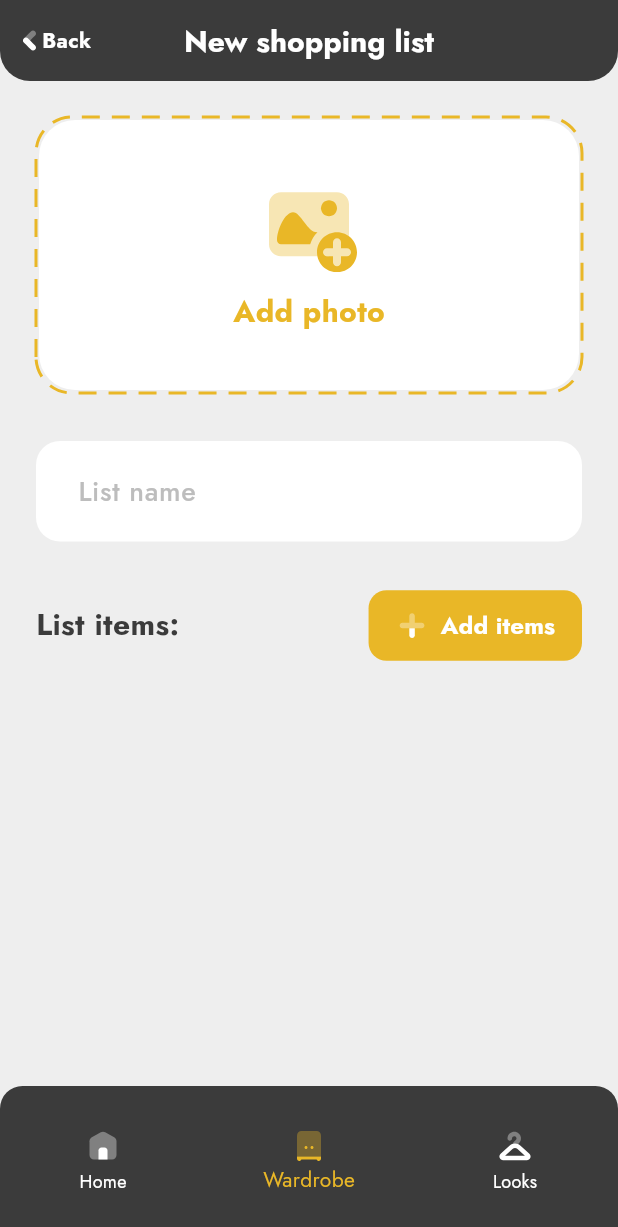
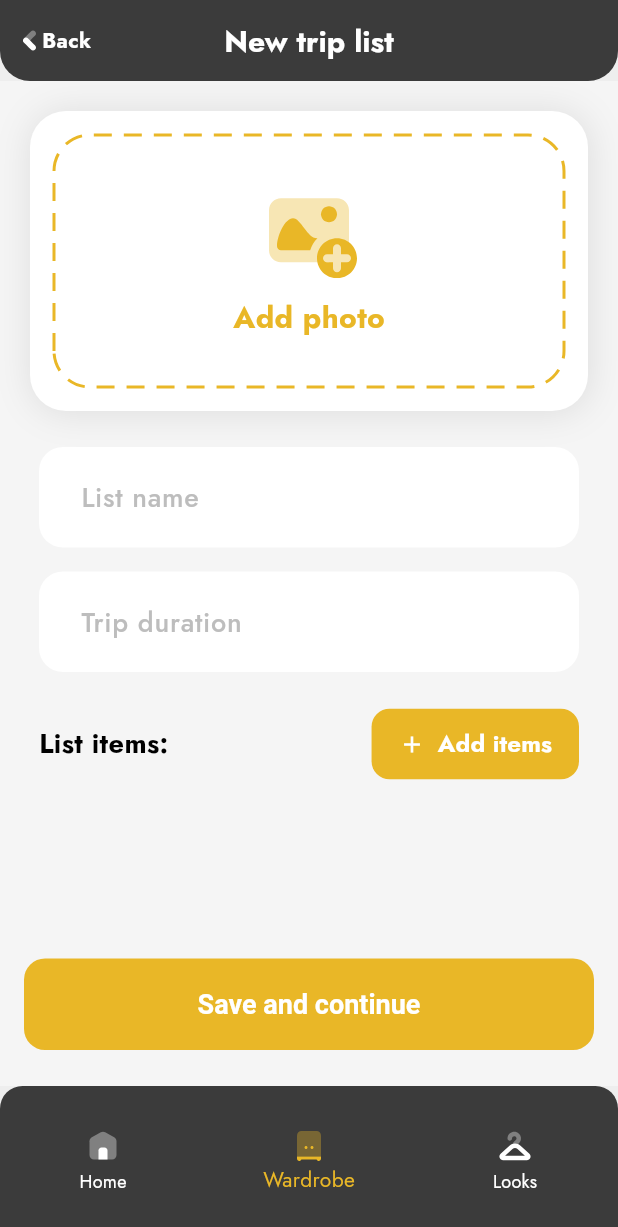
Before and after one commit to getch04/style-keeper, a Flutter app: the WardrobePage screen opened by its route, after a tap on "Shopping", after a tap on "Trip list", after a tap on "Add new TRIP", on a phone screen of 412 x 824 dp. Shown: the top 1227 px of the screen. Run offline on Flutter 3.47's test engine with Material 3 defaults, Android fonts, the phone set to English and light mode, and no system bars; drawn by our look-alikes of dotted_border; our stand-ins replace auto_size_text, camera, flutter_svg, geolocator, get_it, go_router and 3 more; accounts and stored records are empty; project files that could hold a hidden picture were left out.

Commit message:
fix: code optimization added

```diff
--- a/lib/app_main_page.dart
+++ b/lib/app_main_page.dart
@@ -25,6 +25,8 @@ class AppMainPage extends StatelessWidget {
       return 'Clothing';
     } else if (location.startsWith('/shopping-list-detail')) {
       return 'Shopping';
+    } else if (location.startsWith('/add-trip')) {
+      return 'New trip list';
     } else {
       return 'Hello!';
     }
@@ -35,7 +37,8 @@ class AppMainPage extends StatelessWidget {
         location.startsWith('/add-product') ||
         location.startsWith('/new-shopping-list') ||
         location.startsWith('/clothing-detail') ||
-        location.startsWith('/shopping-list-detail')) {
+        location.startsWith('/shopping-list-detail') ||
+        location.startsWith('/add-trip')) {
       return 1;
     } else if (location.startsWith('/looks') ||
         location.startsWith('/styles') ||
@@ -53,7 +56,8 @@ class AppMainPage extends StatelessWidget {
         location.startsWith('/create-style') ||
         location.startsWith('/new-shopping-list') ||
         location.startsWith('/clothing-detail') ||
-        location.startsWith('/shopping-list-detail');
+        location.startsWith('/shopping-list-detail') ||
+        location.startsWith('/add-trip');
     final int currentIndex = _getCurrentIndex(location);
     final String appBarTitle = _getTitle(location);
 
--- a/lib/core/router/app_router.dart
+++ b/lib/core/router/app_router.dart
@@ -5,6 +5,7 @@ import 'package:style_keeper/features/home/presentation/home_page.dart';
 import 'package:style_keeper/features/styles/presentation/screens/create_style_page.dart';
 import 'package:style_keeper/features/styles/presentation/screens/styles_page.dart';
 import 'package:style_keeper/features/wardrobe/presentation/screens/add_clothing_page.dart';
+import 'package:style_keeper/features/trip_planning/presentation/screens/add_trip_page.dart';
 import 'package:style_keeper/features/wardrobe/presentation/screens/camera_overlay_page.dart';
 import 'package:style_keeper/features/wardrobe/presentation/screens/choose_sample_page.dart';
 import 'package:style_keeper/features/wardrobe/presentation/screens/wardrobe_page.dart';
@@ -116,6 +117,17 @@ class AppRouter {
         ),
       ),
       GoRoute(
+        path: '/${AddTripPage.name}',
+        name: AddTripPage.name,
+        pageBuilder: (context, state) => CustomTransitionPage(
+          key: state.pageKey,
+          child: const AppMainPage(child:  AddTripPage()),
+          transitionsBuilder: (context, animation, secondaryAnimation, child) {
+            return FadeTransition(opacity: animation, child: child);
+          },
+        ),
+      ),
+      GoRoute(
         path: '/${ChooseSamplePage.name}',
         name: ChooseSamplePage.name,
         pageBuilder: (context, state) => CustomTransitionPage(
@@ -148,6 +160,7 @@ class AppRouter {
           },
         ),
       ),
+
     ],
   );
 }
--- a/lib/features/styles/presentation/screens/create_style_page.dart
+++ b/lib/features/styles/presentation/screens/create_style_page.dart
@@ -18,10 +18,7 @@ class CreateStylePage extends StatelessWidget {
           padding: const EdgeInsets.all(24),
           children: [
             // Add photo section
-            AddPhotoSection(
-              label: 'Add photo',
-              onTap: () {},
-            ),
+            const AddPhotoSection(),
             const SizedBox(height: 22),
             // Name input and Add items button
             Row(
--- /dev/null
+++ b/lib/features/trip_planning/presentation/screens/add_trip_page.dart
@@ -0,0 +1,183 @@
+import 'dart:io';
+
+import 'package:flutter/material.dart';
+import 'package:style_keeper/core/constants/app_colors.dart';
+import 'package:style_keeper/shared/widgets/add_photo_section.dart';
+
+class AddTripPage extends StatefulWidget {
+  static const String name = 'add-trip';
+  const AddTripPage({super.key});
+
+  @override
+  State<AddTripPage> createState() => _AddTripPageState();
+}
+
+class _AddTripPageState extends State<AddTripPage> {
+  File? _imageFile;
+  final TextEditingController _nameController = TextEditingController();
+  final TextEditingController _durationController = TextEditingController();
+
+  @override
+  void dispose() {
+    _nameController.dispose();
+    _durationController.dispose();
+    super.dispose();
+  }
+
+  @override
+  Widget build(BuildContext context) {
+    return Scaffold(
+      backgroundColor: const Color(0xFFF5F5F5),
+      body: SafeArea(
+        child: Column(
+          children: [
+            // Padding(
+            //   padding: const EdgeInsets.symmetric(horizontal: 16, vertical: 16),
+            //   child: Row(
+            //     children: [
+            //       GestureDetector(
+            //         onTap: () => Navigator.of(context).pop(),
+            //         child: const Row(
+            //           children: [
+            //             Icon(Icons.arrow_back_ios,
+            //                 color: Colors.white, size: 22),
+            //             SizedBox(width: 2),
+            //             Text('Back',
+            //                 style:
+            //                     TextStyle(color: Colors.white, fontSize: 18)),
+            //           ],
+            //         ),
+            //       ),
+            //       const Spacer(),
+            //       const Text(
+            //         'New trip list',
+            //         style: TextStyle(
+            //           color: Colors.white,
+            //           fontWeight: FontWeight.bold,
+            //           fontSize: 22,
+            //         ),
+            //       ),
+            //       const Spacer(flex: 2),
+            //     ],
+            //   ),
+            // ),
+
+            Expanded(
+              child: ListView(
+                padding: const EdgeInsets.symmetric(horizontal: 10),
+                children: [
+                  const SizedBox(height: 20),
+                  const AddPhotoSection(
+
+                  ),
+                  const SizedBox(height: 24),
+                  Padding(
+                    padding: const EdgeInsets.symmetric(horizontal: 16),
+                    child: Column(
+                      children: [
+                        _buildInput(_nameController, 'List name'),
+                        const SizedBox(height: 16),
+                        _buildInput(_durationController, 'Trip duration'),
+                      ],
+                    ),
+                  ),
+                  const SizedBox(height: 24),
+                  Padding(
+                    padding: const EdgeInsets.symmetric(horizontal: 16),
+                    child: Row(
+                      mainAxisAlignment: MainAxisAlignment.spaceBetween,
+                      children: [
+                        const Text(
+                          'List items:',
+                          style: TextStyle(
+                            fontWeight: FontWeight.bold,
+                            fontSize: 18,
+                            color: Colors.black,
+                          ),
+                        ),
+                        ElevatedButton.icon(
+                          onPressed: () {},
+                          icon: const Icon(Icons.add, color: Colors.white),
+                          label: const Text(
+                            'Add items',
+                            style: TextStyle(
+                              color: Colors.white,
+                              fontWeight: FontWeight.bold,
+                              fontSize: 16,
+                            ),
+                          ),
+                          style: ElevatedButton.styleFrom(
+                            backgroundColor: AppColors.yellow,
+                            foregroundColor: Colors.white,
+                            padding: const EdgeInsets.symmetric(
+                                horizontal: 18, vertical: 12),
+                            shape: RoundedRectangleBorder(
+                              borderRadius: BorderRadius.circular(12),
+                            ),
+                            elevation: 0,
+                          ),
+                        ),
+                      ],
+                    ),
+                  ),
+                  const SizedBox(height: 32),
+                ],
+              ),
+            ),
+            Padding(
+              padding: const EdgeInsets.fromLTRB(16, 0, 16, 24),
+              child: SizedBox(
+                width: double.infinity,
+                child: ElevatedButton(
+                  onPressed: () {},
+                  style: ElevatedButton.styleFrom(
+                    backgroundColor: AppColors.yellow,
+                    foregroundColor: Colors.white,
+                    padding: const EdgeInsets.symmetric(vertical: 20),
+                    shape: RoundedRectangleBorder(
+                      borderRadius: BorderRadius.circular(14),
+                    ),
+                    elevation: 0,
+                    textStyle: const TextStyle(
+                      fontWeight: FontWeight.bold,
+                      fontSize: 18,
+                    ),
+                  ),
+                  child: const Text('Save and continue'),
+                ),
+              ),
+            ),
+          ],
+        ),
+      ),
+    );
+  }
+
+  Widget _buildInput(TextEditingController controller, String hint) {
+    return TextField(
+      controller: controller,
+      cursorColor: Colors.black,
+      style: const TextStyle(
+        fontWeight: FontWeight.w500,
+        fontSize: 18,
+        color: Colors.black,
+      ),
+      decoration: InputDecoration(
+        hintText: hint,
+        hintStyle: const TextStyle(
+          color: Color(0xFFBDBDBD),
+          fontWeight: FontWeight.w500,
+          fontSize: 18,
+        ),
+        filled: true,
+        fillColor: AppColors.white,
+        contentPadding:
+            const EdgeInsets.symmetric(horizontal: 24, vertical: 20),
+        border: OutlineInputBorder(
+          borderRadius: BorderRadius.circular(16),
+          borderSide: BorderSide.none,
+        ),
+      ),
+    );
+  }
+}
--- a/lib/features/wardrobe/presentation/screens/wardrobe_page.dart
+++ b/lib/features/wardrobe/presentation/screens/wardrobe_page.dart
@@ -4,6 +4,7 @@ import 'package:go_router/go_router.dart';
 import 'package:style_keeper/core/constants/app_colors.dart';
 import 'package:style_keeper/core/constants/app_images.dart';
 import 'package:style_keeper/features/wardrobe/presentation/screens/add_clothing_page.dart';
+import 'package:style_keeper/features/trip_planning/presentation/screens/add_trip_page.dart';
 import 'package:style_keeper/features/wardrobe/presentation/screens/choose_sample_page.dart';
 import 'package:style_keeper/features/wardrobe/presentation/widgets/my_clothes_tab.dart';
 import 'package:style_keeper/features/wardrobe/presentation/widgets/new_shopping_list_page.dart';
@@ -129,7 +130,7 @@ class _WardrobePageState extends State<WardrobePage> {
                         elevation: 0,
                       ),
                       onPressed: () {
-                        context.push('/${NewShoppingListPage.name}');
+                        context.push('/${AddTripPage.name}');
                       },
                       icon: SvgPicture.asset(
                         AppImages.plus,
--- a/lib/features/wardrobe/presentation/widgets/new_shopping_list_page.dart
+++ b/lib/features/wardrobe/presentation/widgets/new_shopping_list_page.dart
@@ -15,10 +15,7 @@ class NewShoppingListPage extends StatelessWidget {
     return ListView(
       padding: const EdgeInsets.all(24),
       children: [
-        AddPhotoSection(
-          label: 'Add photo',
-          onTap: () {},
-        ),
+        const AddPhotoSection(),
         const SizedBox(height: 32),
         TextField(
           decoration: InputDecoration(
--- a/lib/shared/widgets/add_photo_section.dart
+++ b/lib/shared/widgets/add_photo_section.dart
@@ -1,38 +1,67 @@
 import 'package:dotted_border/dotted_border.dart';
 import 'package:flutter/material.dart';
 import 'package:flutter_svg/flutter_svg.dart';
+import 'package:go_router/go_router.dart';
 import 'package:style_keeper/core/constants/app_colors.dart';
 import 'package:style_keeper/core/constants/app_images.dart';
+import 'package:style_keeper/features/wardrobe/presentation/screens/choose_sample_page.dart';
+import 'package:style_keeper/shared/widgets/notice_dialog.dart';
 
 class AddPhotoSection extends StatelessWidget {
   final String label;
-  final VoidCallback? onTap;
+  // final VoidCallback? onTap;
   final String? imagePath;
 
   const AddPhotoSection({
     super.key,
-    required this.label,
-    this.onTap,
+    this.label = 'Add photo',
+    // this.onTap,
     this.imagePath,
   });
+
+  void _showNoticeDialog(BuildContext context) {
+    showDialog(
+      context: context,
+      barrierDismissible: false,
+      barrierColor: Colors.black.withOpacity(0.85),
+      builder: (context) => NoticeDialog(
+        onContinue: () {
+          context.push('/${ChooseSamplePage.name}');
+        },
+        onCancel: () {
+          GoRouter.of(context).pop();
+        },
+      ),
+    );
+  }
 
   @override
   Widget build(BuildContext context) {
     return GestureDetector(
-      onTap: onTap,
+      onTap: () => _showNoticeDialog(context),
+      child: Container(
+        width: double.infinity,
+        height: 200,
+        margin: const EdgeInsets.symmetric(horizontal: 10),
+        decoration: BoxDecoration(
+          color: AppColors.white,
+          borderRadius: BorderRadius.circular(24),
+          boxShadow: [
+            BoxShadow(
+              color: Colors.black.withValues(alpha: 0.1),
+              blurRadius: 20,
+              offset: const Offset(1, 1),
+            ),
+          ],
+        ),
+        child: Padding(
+          padding: const EdgeInsets.all(16),
           child: DottedBorder(
             color: AppColors.yellow,
             strokeWidth: 2,
             borderType: BorderType.RRect,
             radius: const Radius.circular(24),
             dashPattern: const [12, 8],
-        child: Container(
-          width: double.infinity,
-          height: 180,
-          decoration: BoxDecoration(
-            color: AppColors.white,
-            borderRadius: BorderRadius.circular(24),
-          ),
             child: Center(
               child: imagePath == null
                   ? Column(
@@ -66,6 +95,7 @@ class AddPhotoSection extends StatelessWidget {
             ),
           ),
         ),
+      ),
     );
   }
 }
```
Lines whose indentation alone changed are shown as unchanged.
